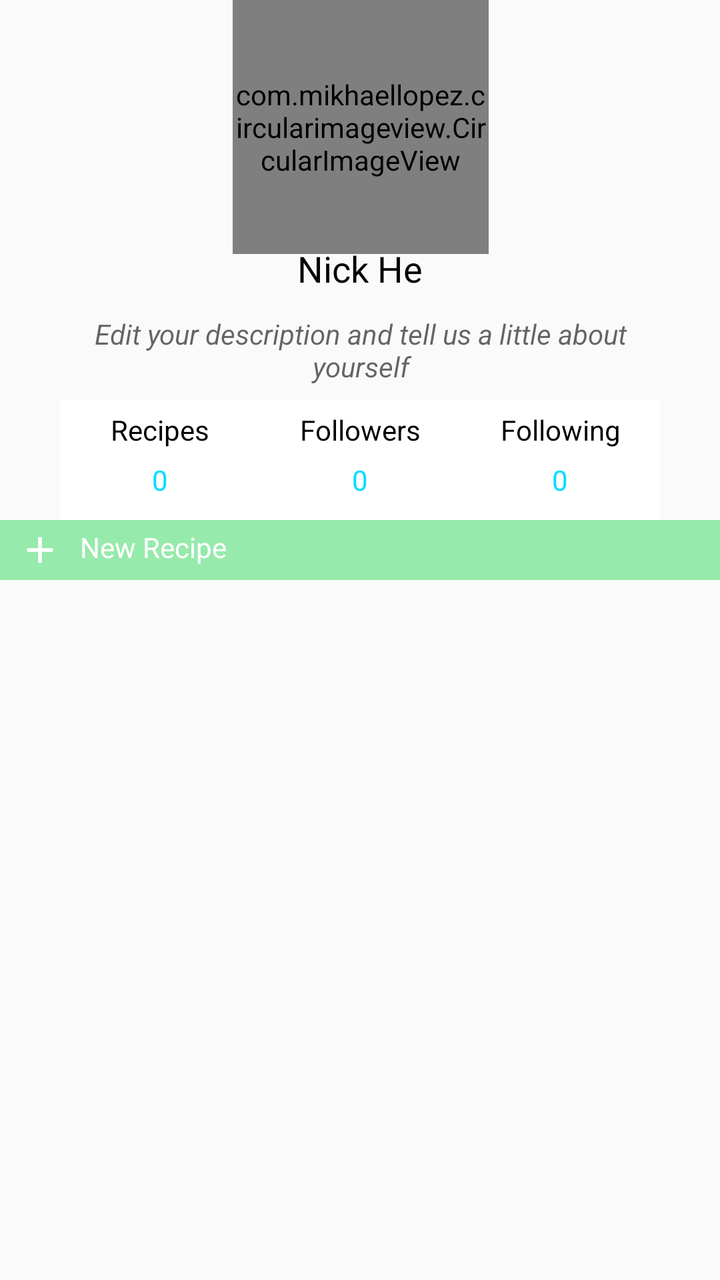
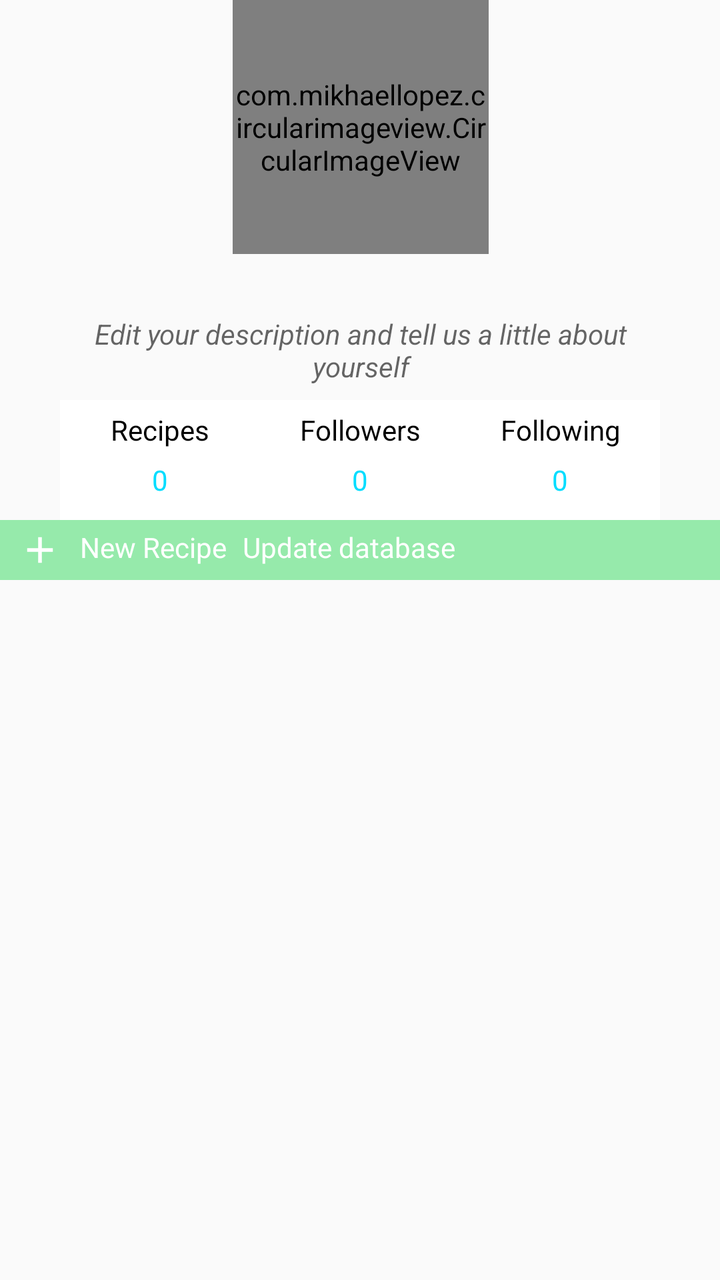

The first picture is an Android layout as it rendered before a commit; the second is the same layout after the commit. The layout source and the unified diff follow.
<!-- AndroidManifest.xml: application theme AppTheme -->
<!-- res/layout/fragment_profile.xml -->
<?xml version="1.0" encoding="utf-8"?>
<android.support.constraint.ConstraintLayout xmlns:android="http://schemas.android.com/apk/res/android"
    xmlns:app="http://schemas.android.com/apk/res-auto"
    xmlns:tools="http://schemas.android.com/tools"
    android:layout_width="match_parent"
    android:layout_height="match_parent"
    tools:context=".ProfileFragment">

    
    <ScrollView
        android:id="@+id/scrollView"
        android:layout_width="0dp"
        android:layout_height="0dp"
        android:fillViewport="true"
        android:scrollbars="vertical"
        app:layout_constraintBottom_toBottomOf="parent"
        app:layout_constraintEnd_toEndOf="parent"
        app:layout_constraintHorizontal_bias="0.0"
        app:layout_constraintStart_toStartOf="parent"
        app:layout_constraintTop_toTopOf="parent"
        app:layout_constraintVertical_bias="0.333">

        <android.support.constraint.ConstraintLayout
            android:id="@+id/contentLayout"
            android:layout_width="match_parent"
            android:layout_height="wrap_content">

            <android.support.constraint.ConstraintLayout
                android:id="@+id/constraintLayout"
                android:layout_width="match_parent"
                android:layout_height="240dp">

                <com.mikhaellopez.circularimageview.CircularImageView
                    android:id="@+id/profileImageView"
                    android:layout_width="128dp"
                    android:layout_height="127dp"
                    android:layout_marginEnd="8dp"
                    android:layout_marginStart="8dp"
                    android:padding="0dp"
                    android:src="@drawable/profile"
                    app:civ_border_color="#EEEEEE"
                    app:civ_border_width="4dp"
                    app:civ_shadow="true"
                    app:civ_shadow_color="#8BC34A"
                    app:civ_shadow_radius="10"
                    app:layout_constraintBottom_toBottomOf="parent"
                    app:layout_constraintEnd_toEndOf="parent"
                    app:layout_constraintHorizontal_bias="0.502"
                    app:layout_constraintStart_toStartOf="parent"
                    app:layout_constraintTop_toTopOf="parent"
                    app:layout_constraintVertical_bias="0.0" />

                <EditText
                    android:id="@+id/nameEditText"
                    android:layout_width="100dp"
                    android:layout_height="33dp"
                    android:layout_marginBottom="8dp"
                    android:layout_marginEnd="8dp"
                    android:layout_marginStart="8dp"
                    android:background="@android:color/transparent"
                    android:gravity="center"
                    android:text="Nick He"
                    android:textColor="@android:color/background_dark"
                    app:layout_constraintBottom_toBottomOf="parent"
                    app:layout_constraintEnd_toEndOf="parent"
                    app:layout_constraintStart_toStartOf="parent"
                    app:layout_constraintTop_toTopOf="parent"
                    app:layout_constraintVertical_bias="0.592" />

                <EditText
                    android:id="@+id/descriptionEditText"
                    android:layout_width="302dp"
                    android:layout_height="49dp"
                    android:layout_marginBottom="8dp"
                    android:layout_marginEnd="8dp"
                    android:layout_marginStart="8dp"
                    android:background="@android:color/transparent"
                    android:gravity="center"
                    android:hint="Edit your description and tell us a little about yourself"
                    android:padding="0dp"
                    android:textSize="14sp"
                    android:textStyle="italic"
                    app:layout_constraintBottom_toBottomOf="parent"
                    app:layout_constraintEnd_toEndOf="parent"
                    app:layout_constraintHorizontal_bias="0.505"
                    app:layout_constraintStart_toStartOf="parent"
                    app:layout_constraintTop_toBottomOf="@+id/nameEditText"
                    app:layout_constraintVertical_bias="0.0" />

            </android.support.constraint.ConstraintLayout>

            <LinearLayout
                android:id="@+id/linear"
                android:layout_width="300dp"
                android:layout_height="65dp"
                android:layout_marginEnd="8dp"
                android:layout_marginStart="8dp"
                android:layout_marginTop="200dp"
                android:background="@android:color/background_light"
                android:orientation="horizontal"
                app:layout_constraintEnd_toEndOf="parent"
                app:layout_constraintStart_toStartOf="parent"
                app:layout_constraintTop_toTopOf="@id/contentLayout">

                <LinearLayout
                    android:layout_width="100dp"
                    android:layout_height="match_parent"
                    android:orientation="vertical">

                    <TextView
                        android:layout_width="100dp"
                        android:layout_height="30dp"
                        android:gravity="center"
                        android:text="Recipes"
                        android:textColor="@android:color/black" />

                    <TextView
                        android:layout_width="100dp"
                        android:layout_height="20dp"
                        android:gravity="center"
                        android:text="0"
                        android:textColor="@android:color/holo_blue_bright" />

                </LinearLayout>

                <LinearLayout
                    android:layout_width="100dp"
                    android:layout_height="match_parent"
                    android:orientation="vertical">

                    <TextView
                        android:layout_width="100dp"
                        android:layout_height="30dp"
                        android:gravity="center"
                        android:text="Followers"
                        android:textColor="@android:color/black" />

                    <TextView
                        android:layout_width="100dp"
                        android:layout_height="20dp"
                        android:gravity="center"
                        android:text="0"
                        android:textColor="@android:color/holo_blue_bright" />

                </LinearLayout>

                <LinearLayout
                    android:layout_width="100dp"
                    android:layout_height="match_parent"
                    android:orientation="vertical">

                    <TextView
                        android:layout_width="100dp"
                        android:layout_height="30dp"
                        android:gravity="center"
                        android:text="Following"
                        android:textColor="@android:color/black" />

                    <TextView
                        android:layout_width="100dp"
                        android:layout_height="20dp"
                        android:gravity="center"
                        android:text="0"
                        android:textColor="@android:color/holo_blue_bright" />

                </LinearLayout>

            </LinearLayout>

            <LinearLayout
                android:layout_width="match_parent"
                android:layout_height="wrap_content"
                android:layout_marginTop="60dp"
                android:orientation="vertical"
                app:layout_constraintTop_toTopOf="@id/linear">

                <LinearLayout
                    android:layout_width="match_parent"
                    android:layout_height="30dp"
                    android:background="#96eaab"
                    android:orientation="horizontal">

                    <ImageView
                        android:layout_width="wrap_content"
                        android:layout_height="match_parent"
                        android:layout_marginBottom="4dp"
                        android:layout_marginLeft="8dp"
                        android:layout_marginTop="4dp"
                        android:src="@drawable/ic_add_black_24dp" />

                    <TextView
                        android:id="@+id/newRecipeButton"
                        android:layout_width="wrap_content"
                        android:layout_height="match_parent"
                        android:layout_marginBottom="4dp"
                        android:layout_marginLeft="8dp"
                        android:layout_marginTop="4dp"
                        android:text="New Recipe"
                        android:textColor="@android:color/white" />

                </LinearLayout>

                <ListView
                    android:id="@+id/profile_recipeList"
                    android:layout_width="match_parent"
                    android:layout_height="wrap_content"
                    android:scrollbars="vertical">

                </ListView>

            </LinearLayout>

        </android.support.constraint.ConstraintLayout>

    </ScrollView>

</android.support.constraint.ConstraintLayout>
<!-- resources referenced by this layout -->
<resources>
  <!-- drawable ic_add_black_24dp (drawable) -->
  <vector android:height="24dp" android:tint="#FFFFFF"
      android:viewportHeight="24.0" android:viewportWidth="24.0"
      android:width="24dp" xmlns:android="http://schemas.android.com/apk/res/android">
      <path android:fillColor="#FF000000" android:pathData="M19,13h-6v6h-2v-6H5v-2h6V5h2v6h6v2z"/>
  </vector>
  <!-- drawable profile: jpg bitmap (drawable, 623070 bytes) -->
  <style name="AppTheme" parent="Theme.AppCompat.Light.DarkActionBar">
          
          <item name="colorPrimary">@color/colorPrimary</item>
          <item name="colorPrimaryDark">@color/colorPrimaryDark</item>
          <item name="colorAccent">@color/colorAccent</item>
      </style>
  <color name="colorPrimary">#3F51B5</color>
  <color name="colorPrimaryDark">#303F9F</color>
  <color name="colorAccent">#FF4081</color>
</resources>

<!-- the commit's change to res/layout/fragment_profile.xml (unified diff, before → after) -->
@@ -50,7 +50,7 @@
                     app:layout_constraintTop_toTopOf="parent"
                     app:layout_constraintVertical_bias="0.0" />
 
-                <EditText
+                <TextView
                     android:id="@+id/nameEditText"
                     android:layout_width="100dp"
                     android:layout_height="33dp"
@@ -59,7 +59,6 @@
                     android:layout_marginStart="8dp"
                     android:background="@android:color/transparent"
                     android:gravity="center"
-                    android:text="Nick He"
                     android:textColor="@android:color/background_dark"
                     app:layout_constraintBottom_toBottomOf="parent"
                     app:layout_constraintEnd_toEndOf="parent"
@@ -198,6 +197,16 @@
                         android:text="New Recipe"
                         android:textColor="@android:color/white" />
 
+                    <TextView
+                        android:id="@+id/updateButton"
+                        android:layout_width="wrap_content"
+                        android:layout_height="match_parent"
+                        android:layout_marginBottom="4dp"
+                        android:layout_marginLeft="8dp"
+                        android:layout_marginTop="4dp"
+                        android:text="Update database"
+                        android:textColor="@android:color/white" />
+
                 </LinearLayout>
 
                 <ListView
